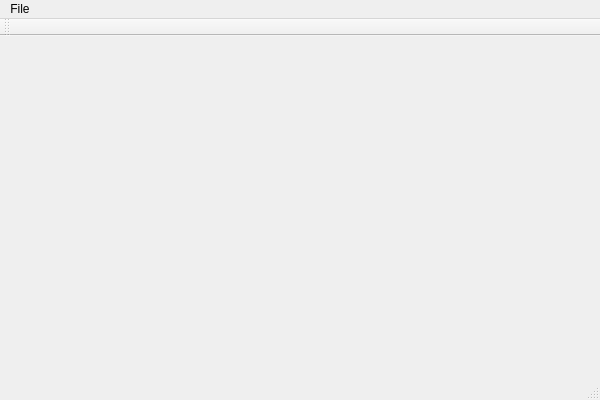
Above: QtGeneralLinearCamera/MainWindow.ui from gnishida/QtGeneralLinearCamera before the change. Below: the same form after it.
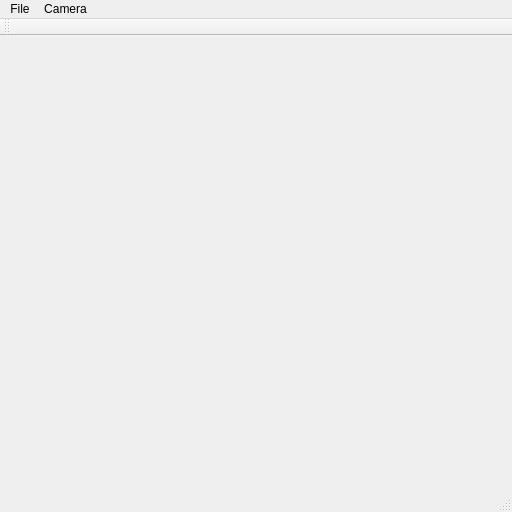
That is the form after the change.

```diff
--- a/QtGeneralLinearCamera/MainWindow.ui
+++ b/QtGeneralLinearCamera/MainWindow.ui
@@ -6,10 +6,16 @@
    <rect>
     <x>0</x>
     <y>0</y>
-    <width>600</width>
-    <height>400</height>
+    <width>512</width>
+    <height>512</height>
    </rect>
   </property>
+  <property name="maximumSize">
+   <size>
+    <width>512</width>
+    <height>512</height>
+   </size>
+  </property>
   <property name="windowTitle">
    <string>MainWindow</string>
   </property>
@@ -19,7 +25,7 @@
     <rect>
      <x>0</x>
      <y>0</y>
-     <width>600</width>
+     <width>512</width>
      <height>21</height>
     </rect>
    </property>
@@ -31,7 +37,16 @@
     <addaction name="separator"/>
     <addaction name="actionExit"/>
    </widget>
+   <widget class="QMenu" name="menuCamera">
+    <property name="title">
+     <string>Camera</string>
+    </property>
+    <addaction name="actionCameraPerspective"/>
+    <addaction name="actionCameraOrthogonal"/>
+    <addaction name="actionCameraPushbroom"/>
+   </widget>
    <addaction name="menuFile"/>
+   <addaction name="menuCamera"/>
   </widget>
   <widget class="QToolBar" name="mainToolBar">
    <attribute name="toolBarArea">
```
Left out of the diff: 15 changed lines with no effect on the pictures.
